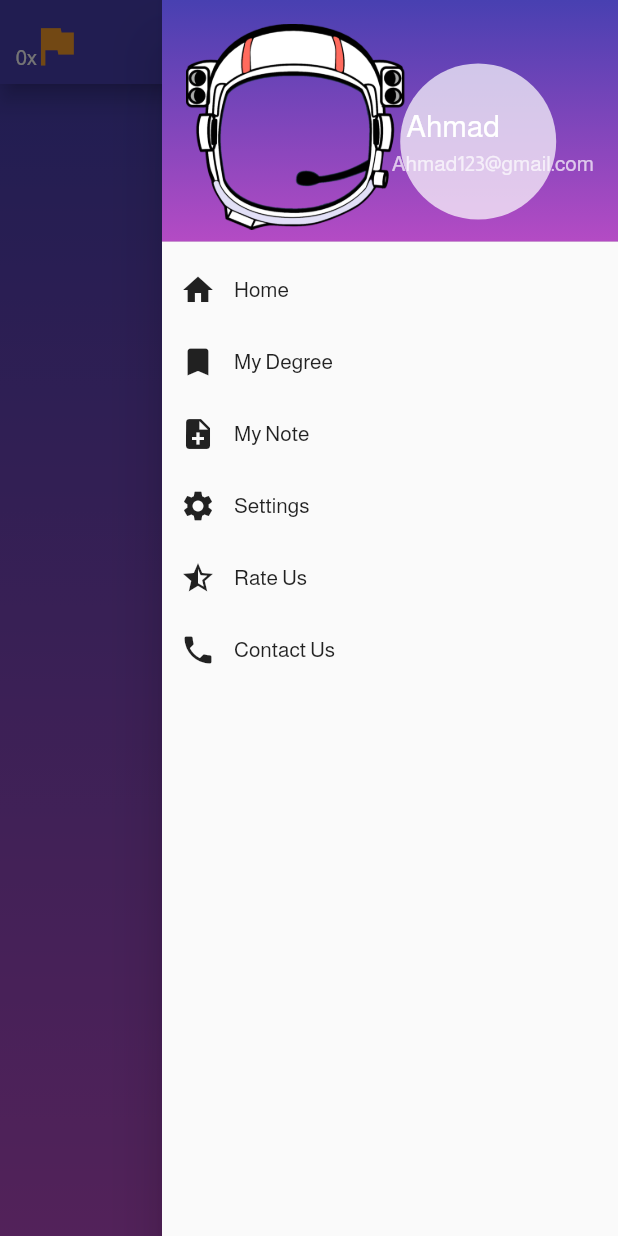
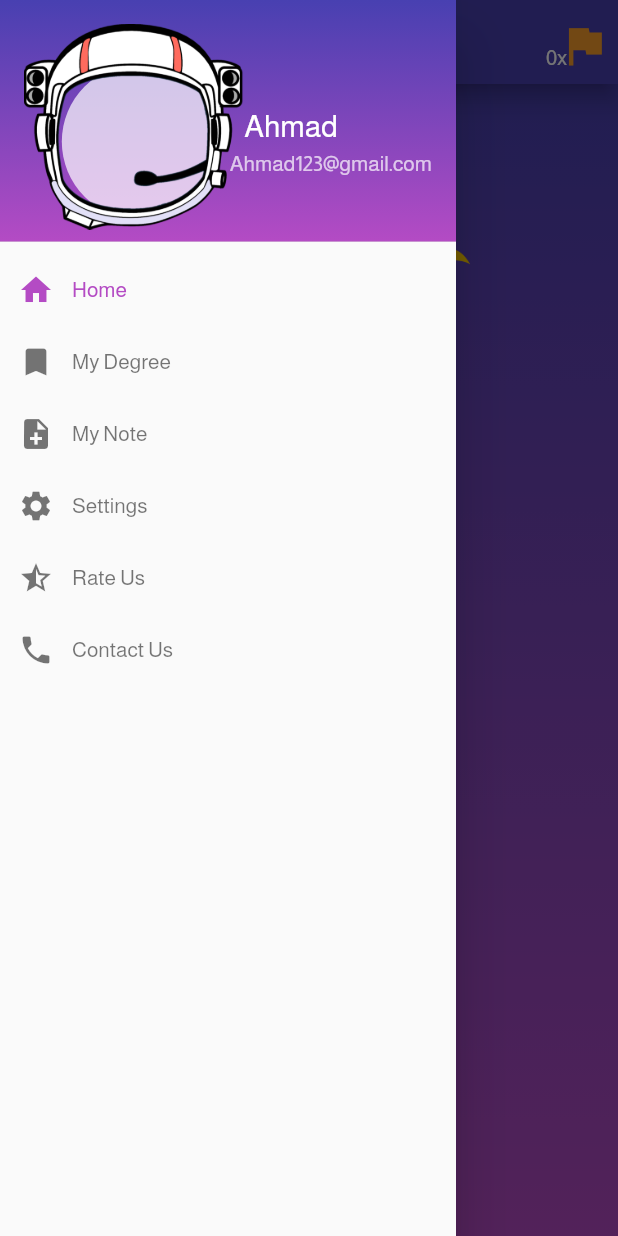
Before and after one commit to AyaAdnan/English-Adventure, a Flutter app: the Map screen opened directly, with the side drawer open, on a phone screen of 412 x 824 dp. Run offline on Flutter 3.47's test engine with Material 2 defaults, Android fonts, the phone set to English and light mode, and no system bars.

Commit message:
ABC stage done

```diff
--- a/lib/cc/Drawer.dart
+++ b/lib/cc/Drawer.dart
@@ -36,7 +36,7 @@ class _MyDrawerState extends State<MyDrawer> {
                 children: <Widget>[
 
                   Align(
-                    alignment: Alignment(0.7,0.6),
+                    alignment: Alignment(-0.7,0.6),
                     child: CircleAvatar(
                       //child: Image.asset('lib/assets/boy.jpg',),
                      backgroundColor: Colors.white70,
@@ -93,11 +93,11 @@ class _MyDrawerState extends State<MyDrawer> {
         child: Row(
           mainAxisAlignment: MainAxisAlignment.start,
           children:[
-            IconButton(
-              icon: Icon(Icons.home),
+            IconButton(color: Color(0xFFb44BC4),
+              icon: Icon(Icons.home,),
               onPressed: (){},
             ),
-             Text('Home',),
+             Text('Home',style: TextStyle(color: Color(0xFFb44BC4),),),
 
 
     ]
@@ -108,11 +108,11 @@ class _MyDrawerState extends State<MyDrawer> {
         child: Row(
             mainAxisAlignment: MainAxisAlignment.start,
             children:[
-              IconButton(
+              IconButton(color: Colors.black54,
                 icon: Icon(Icons.bookmark),
                 onPressed: (){},
               ),
-              Text('My Degree',),
+              Text('My Degree',style: TextStyle(color: Colors.black54)),
 
 
             ]
@@ -123,11 +123,11 @@ class _MyDrawerState extends State<MyDrawer> {
         child: Row(
             mainAxisAlignment: MainAxisAlignment.start,
             children:[
-              IconButton(
+              IconButton(color: Colors.black54,
                 icon: Icon(Icons.note_add),
                 onPressed: (){},
               ),
-              Text('My Note',),
+              Text('My Note',style: TextStyle(color: Colors.black54)),
 
 
             ]
@@ -138,11 +138,11 @@ class _MyDrawerState extends State<MyDrawer> {
         child: Row(
             mainAxisAlignment: MainAxisAlignment.start,
             children:[
-              IconButton(
+              IconButton(color: Colors.black54,
                 icon: Icon(Icons.settings),
                 onPressed: (){},
               ),
-              Text('Settings',),
+              Text('Settings',style: TextStyle(color: Colors.black54)),
 
 
             ]
@@ -153,11 +153,11 @@ class _MyDrawerState extends State<MyDrawer> {
         child: Row(
             mainAxisAlignment: MainAxisAlignment.start,
             children:[
-              IconButton(
+              IconButton(color: Colors.black54,
                 icon: Icon(Icons.star_half),
                 onPressed: (){},
               ),
-              Text('Rate Us',),
+              Text('Rate Us',style: TextStyle(color: Colors.black54)),
 
 
             ]
@@ -168,11 +168,11 @@ class _MyDrawerState extends State<MyDrawer> {
         child: Row(
             mainAxisAlignment: MainAxisAlignment.start,
             children:[
-              IconButton(
+              IconButton(color: Colors.black54,
                 icon: Icon(Icons.phone),
                 onPressed: (){},
               ),
-              Text('Contact Us',),
+              Text('Contact Us',style: TextStyle(color: Colors.black54)),
 
 
             ]
--- a/lib/cc/Map.dart
+++ b/lib/cc/Map.dart
@@ -13,6 +13,7 @@ class _MapState extends State<Map> {
   @override
   Widget build(BuildContext context) {
     return Scaffold(
+
       appBar: AppBar(
         title: Text('Space Map',
        //textAlign: TextAlign.center,
@@ -20,7 +21,8 @@ class _MapState extends State<Map> {
 
 
         centerTitle: true,
-      leading:Directionality(textDirection: TextDirection.ltr, child:
+     actions: <Widget>[
+       Directionality(textDirection: TextDirection.ltr, child:
        Container(
 
 
@@ -38,12 +40,14 @@ class _MapState extends State<Map> {
                  color: Color(0xFFF99E2B),
                  size:35,
                ),
-             onPressed: (){},
+
                ),),
              Align(
                alignment: Alignment(-0.5, 0.5),
+
                child: Text("0x",),
              ),
+
 
            ],
 
@@ -51,13 +55,13 @@ class _MapState extends State<Map> {
 
        ),
        ),
-
+     ],
 
 
         backgroundColor: Color(0xFF4840B1),
         elevation: 6,
       ),
-      endDrawer: MyDrawer(),
+      drawer: MyDrawer(),
       body: Container(
         //Background Color
         decoration: BoxDecoration(
@@ -70,7 +74,42 @@ class _MapState extends State<Map> {
             end: FractionalOffset.bottomCenter,
           ),
         ),
+        child: Column(
+          children: <Widget>[
+            Container(
+              //color: Colors.redAccent,
+              //margin: EdgeInsets.all(55),
+             padding: EdgeInsets.only(left: 97,right: 97,bottom: 97,top: 10),
+              child:Stack(
+                children: <Widget>[
+
+
+                InkWell(child: Image.asset('lib/assets/ABC.png',),),
+
+                Container(
+                  // color:Colors.blue,
+                  margin: EdgeInsets.only(),
+                  padding: EdgeInsets.only(top:2,bottom: 50,right: 50,left: 50),
+                  child: Image.asset('lib/assets/Move.png'),
                 ),
+
+
+
+               Container(
+                 //: Colors.deepPurpleAccent,
+                   margin: EdgeInsets.only(top: 60,left: 47),
+                  padding: EdgeInsets.all(10),
+
+                  child:Text("ABC",style: TextStyle(fontSize: 24,color: Colors.brown),),),
+                ],
+
+              ),
+
+            ),
+          ],
+        ),
+      ),
+
 
     );
   }
--- a/pubspec.yaml
+++ b/pubspec.yaml
@@ -45,6 +45,9 @@ flutter:
    - lib/assets/intro.png
    - lib/assets/load.png
    - lib/assets/head.png
+   - lib/assets/ABC.png
+   - lib/assets/Move.png
+
 
   fonts:
    - family: Poppins
```
Also changed, not shown: lib/assets/ABC.png (added), lib/assets/Move.png (added), pubspec.lock. Lines whose indentation alone changed are shown as unchanged.
